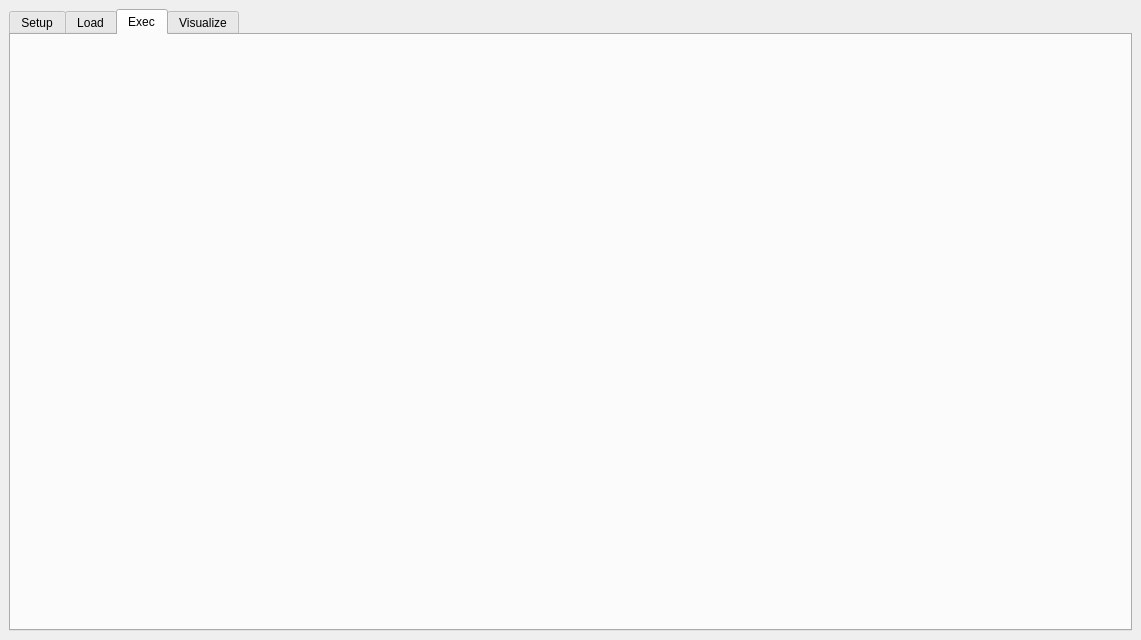
Above: oopao_ui_interface.ui from nrodlin/oopao-gui before the change. Below: the same form after it.
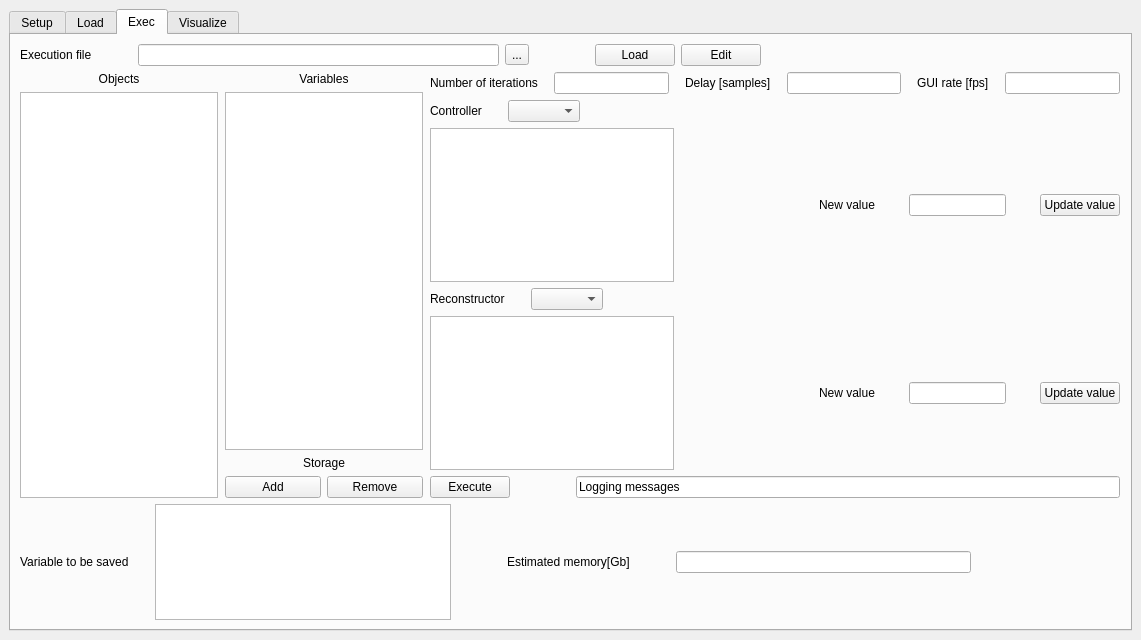
That is the form after the change. The open tabs and pages were chosen to show the change. Icons and pictures are not drawn.

Commit message: Added execution tab layout

Diff of the .ui file:
```diff
--- a/oopao_ui_interface.ui
+++ b/oopao_ui_interface.ui
@@ -16,7 +16,7 @@
   <widget class="QWidget" name="centralwidget">
    <property name="minimumSize">
     <size>
-     <width>740</width>
+     <width>840</width>
      <height>640</height>
     </size>
    </property>
@@ -961,6 +961,668 @@
        <attribute name="title">
         <string>Exec</string>
        </attribute>
+       <layout class="QVBoxLayout" name="verticalLayout_11">
+        <item>
+         <layout class="QVBoxLayout" name="verticalLayout_10">
+          <item>
+           <layout class="QHBoxLayout" name="horizontalLayout_11">
+            <item>
+             <widget class="QLabel" name="label_16">
+              <property name="text">
+               <string>Execution file</string>
+              </property>
+             </widget>
+            </item>
+            <item>
+             <spacer name="horizontalSpacer_28">
+              <property name="orientation">
+               <enum>Qt::Horizontal</enum>
+              </property>
+              <property name="sizeType">
+               <enum>QSizePolicy::Fixed</enum>
+              </property>
+              <property name="sizeHint" stdset="0">
+               <size>
+                <width>40</width>
+                <height>20</height>
+               </size>
+              </property>
+             </spacer>
+            </item>
+            <item>
+             <widget class="QLineEdit" name="lineEdit_4"/>
+            </item>
+            <item>
+             <widget class="QToolButton" name="toolButton_3">
+              <property name="text">
+               <string>...</string>
+              </property>
+             </widget>
+            </item>
+            <item>
+             <spacer name="horizontalSpacer_50">
+              <property name="orientation">
+               <enum>Qt::Horizontal</enum>
+              </property>
+              <property name="sizeType">
+               <enum>QSizePolicy::Fixed</enum>
+              </property>
+              <property name="sizeHint" stdset="0">
+               <size>
+                <width>60</width>
+                <height>20</height>
+               </size>
+              </property>
+             </spacer>
+            </item>
+            <item>
+             <widget class="QPushButton" name="pushButton_11">
+              <property name="text">
+               <string>Load</string>
+              </property>
+             </widget>
+            </item>
+            <item>
+             <widget class="QPushButton" name="pushButton_12">
+              <property name="text">
+               <string>Edit</string>
+              </property>
+             </widget>
+            </item>
+            <item>
+             <spacer name="horizontalSpacer_51">
+              <property name="orientation">
+               <enum>Qt::Horizontal</enum>
+              </property>
+              <property name="sizeHint" stdset="0">
+               <size>
+                <width>40</width>
+                <height>20</height>
+               </size>
+              </property>
+             </spacer>
+            </item>
+           </layout>
+          </item>
+          <item>
+           <layout class="QHBoxLayout" name="horizontalLayout_21">
+            <item>
+             <layout class="QVBoxLayout" name="verticalLayout_8">
+              <item>
+               <widget class="QLabel" name="label_25">
+                <property name="text">
+                 <string>Objects</string>
+                </property>
+                <property name="alignment">
+                 <set>Qt::AlignCenter</set>
+                </property>
+               </widget>
+              </item>
+              <item>
+               <widget class="QListWidget" name="listWidget_3"/>
+              </item>
+             </layout>
+            </item>
+            <item>
+             <spacer name="horizontalSpacer_49">
+              <property name="orientation">
+               <enum>Qt::Horizontal</enum>
+              </property>
+              <property name="sizeType">
+               <enum>QSizePolicy::Fixed</enum>
+              </property>
+              <property name="sizeHint" stdset="0">
+               <size>
+                <width>1</width>
+                <height>20</height>
+               </size>
+              </property>
+             </spacer>
+            </item>
+            <item>
+             <layout class="QVBoxLayout" name="verticalLayout_7">
+              <item>
+               <widget class="QLabel" name="label_24">
+                <property name="text">
+                 <string>Variables</string>
+                </property>
+                <property name="alignment">
+                 <set>Qt::AlignCenter</set>
+                </property>
+               </widget>
+              </item>
+              <item>
+               <widget class="QListWidget" name="listWidget_2"/>
+              </item>
+              <item>
+               <layout class="QVBoxLayout" name="verticalLayout_6">
+                <item>
+                 <widget class="QLabel" name="label_28">
+                  <property name="text">
+                   <string>Storage</string>
+                  </property>
+                  <property name="alignment">
+                   <set>Qt::AlignCenter</set>
+                  </property>
+                 </widget>
+                </item>
+                <item>
+                 <layout class="QHBoxLayout" name="horizontalLayout_20">
+                  <item>
+                   <widget class="QPushButton" name="pushButton_16">
+                    <property name="text">
+                     <string>Add</string>
+                    </property>
+                   </widget>
+                  </item>
+                  <item>
+                   <widget class="QPushButton" name="pushButton_17">
+                    <property name="text">
+                     <string>Remove</string>
+                    </property>
+                   </widget>
+                  </item>
+                 </layout>
+                </item>
+               </layout>
+              </item>
+             </layout>
+            </item>
+            <item>
+             <spacer name="horizontalSpacer_52">
+              <property name="orientation">
+               <enum>Qt::Horizontal</enum>
+              </property>
+              <property name="sizeType">
+               <enum>QSizePolicy::Fixed</enum>
+              </property>
+              <property name="sizeHint" stdset="0">
+               <size>
+                <width>1</width>
+                <height>20</height>
+               </size>
+              </property>
+             </spacer>
+            </item>
+            <item>
+             <layout class="QVBoxLayout" name="verticalLayout_9">
+              <item>
+               <layout class="QHBoxLayout" name="horizontalLayout_12">
+                <item>
+                 <widget class="QLabel" name="label_17">
+                  <property name="text">
+                   <string>Number of iterations</string>
+                  </property>
+                 </widget>
+                </item>
+                <item>
+                 <spacer name="horizontalSpacer_34">
+                  <property name="orientation">
+                   <enum>Qt::Horizontal</enum>
+                  </property>
+                  <property name="sizeType">
+                   <enum>QSizePolicy::Fixed</enum>
+                  </property>
+                  <property name="sizeHint" stdset="0">
+                   <size>
+                    <width>10</width>
+                    <height>20</height>
+                   </size>
+                  </property>
+                 </spacer>
+                </item>
+                <item>
+                 <widget class="QLineEdit" name="lineEdit_5"/>
+                </item>
+                <item>
+                 <spacer name="horizontalSpacer_32">
+                  <property name="orientation">
+                   <enum>Qt::Horizontal</enum>
+                  </property>
+                  <property name="sizeType">
+                   <enum>QSizePolicy::Fixed</enum>
+                  </property>
+                  <property name="sizeHint" stdset="0">
+                   <size>
+                    <width>10</width>
+                    <height>20</height>
+                   </size>
+                  </property>
+                 </spacer>
+                </item>
+                <item>
+                 <widget class="QLabel" name="label_18">
+                  <property name="text">
+                   <string>Delay [samples]</string>
+                  </property>
+                 </widget>
+                </item>
+                <item>
+                 <spacer name="horizontalSpacer_33">
+                  <property name="orientation">
+                   <enum>Qt::Horizontal</enum>
+                  </property>
+                  <property name="sizeType">
+                   <enum>QSizePolicy::Fixed</enum>
+                  </property>
+                  <property name="sizeHint" stdset="0">
+                   <size>
+                    <width>10</width>
+                    <height>20</height>
+                   </size>
+                  </property>
+                 </spacer>
+                </item>
+                <item>
+                 <widget class="QLineEdit" name="lineEdit_6"/>
+                </item>
+                <item>
+                 <spacer name="horizontalSpacer_44">
+                  <property name="orientation">
+                   <enum>Qt::Horizontal</enum>
+                  </property>
+                  <property name="sizeType">
+                   <enum>QSizePolicy::Fixed</enum>
+                  </property>
+                  <property name="sizeHint" stdset="0">
+                   <size>
+                    <width>10</width>
+                    <height>20</height>
+                   </size>
+                  </property>
+                 </spacer>
+                </item>
+                <item>
+                 <widget class="QLabel" name="label_19">
+                  <property name="text">
+                   <string>GUI rate [fps]</string>
+                  </property>
+                 </widget>
+                </item>
+                <item>
+                 <spacer name="horizontalSpacer_35">
+                  <property name="orientation">
+                   <enum>Qt::Horizontal</enum>
+                  </property>
+                  <property name="sizeType">
+                   <enum>QSizePolicy::Fixed</enum>
+                  </property>
+                  <property name="sizeHint" stdset="0">
+                   <size>
+                    <width>10</width>
+                    <height>20</height>
+                   </size>
+                  </property>
+                 </spacer>
+                </item>
+                <item>
+                 <widget class="QLineEdit" name="lineEdit_7"/>
+                </item>
+               </layout>
+              </item>
+              <item>
+               <layout class="QHBoxLayout" name="horizontalLayout_13">
+                <item>
+                 <widget class="QLabel" name="label_20">
+                  <property name="text">
+                   <string>Controller</string>
+                  </property>
+                 </widget>
+                </item>
+                <item>
+                 <spacer name="horizontalSpacer_31">
+                  <property name="orientation">
+                   <enum>Qt::Horizontal</enum>
+                  </property>
+                  <property name="sizeType">
+                   <enum>QSizePolicy::Fixed</enum>
+                  </property>
+                  <property name="sizeHint" stdset="0">
+                   <size>
+                    <width>20</width>
+                    <height>20</height>
+                   </size>
+                  </property>
+                 </spacer>
+                </item>
+                <item>
+                 <widget class="QComboBox" name="comboBox_10"/>
+                </item>
+                <item>
+                 <spacer name="horizontalSpacer_45">
+                  <property name="orientation">
+                   <enum>Qt::Horizontal</enum>
+                  </property>
+                  <property name="sizeHint" stdset="0">
+                   <size>
+                    <width>40</width>
+                    <height>20</height>
+                   </size>
+                  </property>
+                 </spacer>
+                </item>
+               </layout>
+              </item>
+              <item>
+               <layout class="QHBoxLayout" name="horizontalLayout_15">
+                <item>
+                 <widget class="QTableView" name="tableView"/>
+                </item>
+                <item>
+                 <spacer name="horizontalSpacer_29">
+                  <property name="orientation">
+                   <enum>Qt::Horizontal</enum>
+                  </property>
+                  <property name="sizeType">
+                   <enum>QSizePolicy::Expanding</enum>
+                  </property>
+                  <property name="sizeHint" stdset="0">
+                   <size>
+                    <width>150</width>
+                    <height>20</height>
+                   </size>
+                  </property>
+                 </spacer>
+                </item>
+                <item>
+                 <widget class="QLabel" name="label_22">
+                  <property name="text">
+                   <string>New value</string>
+                  </property>
+                 </widget>
+                </item>
+                <item>
+                 <spacer name="horizontalSpacer_36">
+                  <property name="orientation">
+                   <enum>Qt::Horizontal</enum>
+                  </property>
+                  <property name="sizeHint" stdset="0">
+                   <size>
+                    <width>40</width>
+                    <height>20</height>
+                   </size>
+                  </property>
+                 </spacer>
+                </item>
+                <item>
+                 <widget class="QLineEdit" name="lineEdit_8"/>
+                </item>
+                <item>
+                 <spacer name="horizontalSpacer_37">
+                  <property name="orientation">
+                   <enum>Qt::Horizontal</enum>
+                  </property>
+                  <property name="sizeHint" stdset="0">
+                   <size>
+                    <width>40</width>
+                    <height>20</height>
+                   </size>
+                  </property>
+                 </spacer>
+                </item>
+                <item>
+                 <widget class="QPushButton" name="pushButton_14">
+                  <property name="text">
+                   <string>Update value</string>
+                  </property>
+                 </widget>
+                </item>
+               </layout>
+              </item>
+              <item>
+               <layout class="QHBoxLayout" name="horizontalLayout_14">
+                <item>
+                 <widget class="QLabel" name="label_21">
+                  <property name="text">
+                   <string>Reconstructor</string>
+                  </property>
+                 </widget>
+                </item>
+                <item>
+                 <spacer name="horizontalSpacer_46">
+                  <property name="orientation">
+                   <enum>Qt::Horizontal</enum>
+                  </property>
+                  <property name="sizeType">
+                   <enum>QSizePolicy::Fixed</enum>
+                  </property>
+                  <property name="sizeHint" stdset="0">
+                   <size>
+                    <width>20</width>
+                    <height>20</height>
+                   </size>
+                  </property>
+                 </spacer>
+                </item>
+                <item>
+                 <widget class="QComboBox" name="comboBox_11"/>
+                </item>
+                <item>
+                 <spacer name="horizontalSpacer_47">
+                  <property name="orientation">
+                   <enum>Qt::Horizontal</enum>
+                  </property>
+                  <property name="sizeHint" stdset="0">
+                   <size>
+                    <width>40</width>
+                    <height>20</height>
+                   </size>
+                  </property>
+                 </spacer>
+                </item>
+               </layout>
+              </item>
+              <item>
+               <layout class="QHBoxLayout" name="horizontalLayout_16">
+                <item>
+                 <widget class="QTableView" name="tableView_2"/>
+                </item>
+                <item>
+                 <spacer name="horizontalSpacer_30">
+                  <property name="orientation">
+                   <enum>Qt::Horizontal</enum>
+                  </property>
+                  <property name="sizeType">
+                   <enum>QSizePolicy::Expanding</enum>
+                  </property>
+                  <property name="sizeHint" stdset="0">
+                   <size>
+                    <width>150</width>
+                    <height>20</height>
+                   </size>
+                  </property>
+                 </spacer>
+                </item>
+                <item>
+                 <widget class="QLabel" name="label_23">
+                  <property name="text">
+                   <string>New value</string>
+                  </property>
+                 </widget>
+                </item>
+                <item>
+                 <spacer name="horizontalSpacer_39">
+                  <property name="orientation">
+                   <enum>Qt::Horizontal</enum>
+                  </property>
+                  <property name="sizeHint" stdset="0">
+                   <size>
+                    <width>40</width>
+                    <height>20</height>
+                   </size>
+                  </property>
+                 </spacer>
+                </item>
+                <item>
+                 <widget class="QLineEdit" name="lineEdit_9"/>
+                </item>
+                <item>
+                 <spacer name="horizontalSpacer_38">
+                  <property name="orientation">
+                   <enum>Qt::Horizontal</enum>
+                  </property>
+                  <property name="sizeHint" stdset="0">
+                   <size>
+                    <width>40</width>
+                    <height>20</height>
+                   </size>
+                  </property>
+                 </spacer>
+                </item>
+                <item>
+                 <widget class="QPushButton" name="pushButton_15">
+                  <property name="text">
+                   <string>Update value</string>
+                  </property>
+                 </widget>
+                </item>
+               </layout>
+              </item>
+              <item>
+               <layout class="QHBoxLayout" name="horizontalLayout_17">
+                <item>
+                 <widget class="QPushButton" name="pushButton_13">
+                  <property name="text">
+                   <string>Execute</string>
+                  </property>
+                 </widget>
+                </item>
+                <item>
+                 <spacer name="horizontalSpacer_40">
+                  <property name="orientation">
+                   <enum>Qt::Horizontal</enum>
+                  </property>
+                  <property name="sizeType">
+                   <enum>QSizePolicy::Fixed</enum>
+                  </property>
+                  <property name="sizeHint" stdset="0">
+                   <size>
+                    <width>60</width>
+                    <height>20</height>
+                   </size>
+                  </property>
+                 </spacer>
+                </item>
+                <item>
+                 <widget class="QLineEdit" name="lineEdit_10">
+                  <property name="text">
+                   <string>Logging messages</string>
+                  </property>
+                 </widget>
+                </item>
+               </layout>
+              </item>
+             </layout>
+            </item>
+            <item>
+             <spacer name="horizontalSpacer_53">
+              <property name="orientation">
+               <enum>Qt::Horizontal</enum>
+              </property>
+              <property name="sizeType">
+               <enum>QSizePolicy::Fixed</enum>
+              </property>
+              <property name="sizeHint" stdset="0">
+               <size>
+                <width>1</width>
+                <height>20</height>
+               </size>
+              </property>
+             </spacer>
+            </item>
+           </layout>
+          </item>
+          <item>
+           <layout class="QHBoxLayout" name="horizontalLayout_18">
+            <item>
+             <widget class="QLabel" name="label_26">
+              <property name="text">
+               <string>Variable to be saved</string>
+              </property>
+             </widget>
+            </item>
+            <item>
+             <spacer name="horizontalSpacer_43">
+              <property name="orientation">
+               <enum>Qt::Horizontal</enum>
+              </property>
+              <property name="sizeType">
+               <enum>QSizePolicy::Fixed</enum>
+              </property>
+              <property name="sizeHint" stdset="0">
+               <size>
+                <width>20</width>
+                <height>20</height>
+               </size>
+              </property>
+             </spacer>
+            </item>
+            <item>
+             <widget class="QListView" name="listView_3"/>
+            </item>
+            <item>
+             <spacer name="horizontalSpacer_42">
+              <property name="orientation">
+               <enum>Qt::Horizontal</enum>
+              </property>
+              <property name="sizeType">
+               <enum>QSizePolicy::Fixed</enum>
+              </property>
+              <property name="sizeHint" stdset="0">
+               <size>
+                <width>50</width>
+                <height>20</height>
+               </size>
+              </property>
+             </spacer>
+            </item>
+            <item>
+             <widget class="QLabel" name="label_27">
+              <property name="text">
+               <string>Estimated memory[Gb]</string>
+              </property>
+             </widget>
+            </item>
+            <item>
+             <spacer name="horizontalSpacer_41">
+              <property name="orientation">
+               <enum>Qt::Horizontal</enum>
+              </property>
+              <property name="sizeType">
+               <enum>QSizePolicy::Fixed</enum>
+              </property>
+              <property name="sizeHint" stdset="0">
+               <size>
+                <width>40</width>
+                <height>20</height>
+               </size>
+              </property>
+             </spacer>
+            </item>
+            <item>
+             <widget class="QLineEdit" name="lineEdit_11"/>
+            </item>
+            <item>
+             <spacer name="horizontalSpacer_48">
+              <property name="orientation">
+               <enum>Qt::Horizontal</enum>
+              </property>
+              <property name="sizeType">
+               <enum>QSizePolicy::Fixed</enum>
+              </property>
+              <property name="sizeHint" stdset="0">
+               <size>
+                <width>150</width>
+                <height>20</height>
+               </size>
+              </property>
+             </spacer>
+            </item>
+           </layout>
+          </item>
+         </layout>
+        </item>
+       </layout>
       </widget>
       <widget class="QWidget" name="vis_tab">
        <attribute name="title">
```
Left out of the diff: 2 changed lines with no effect on the pictures.
